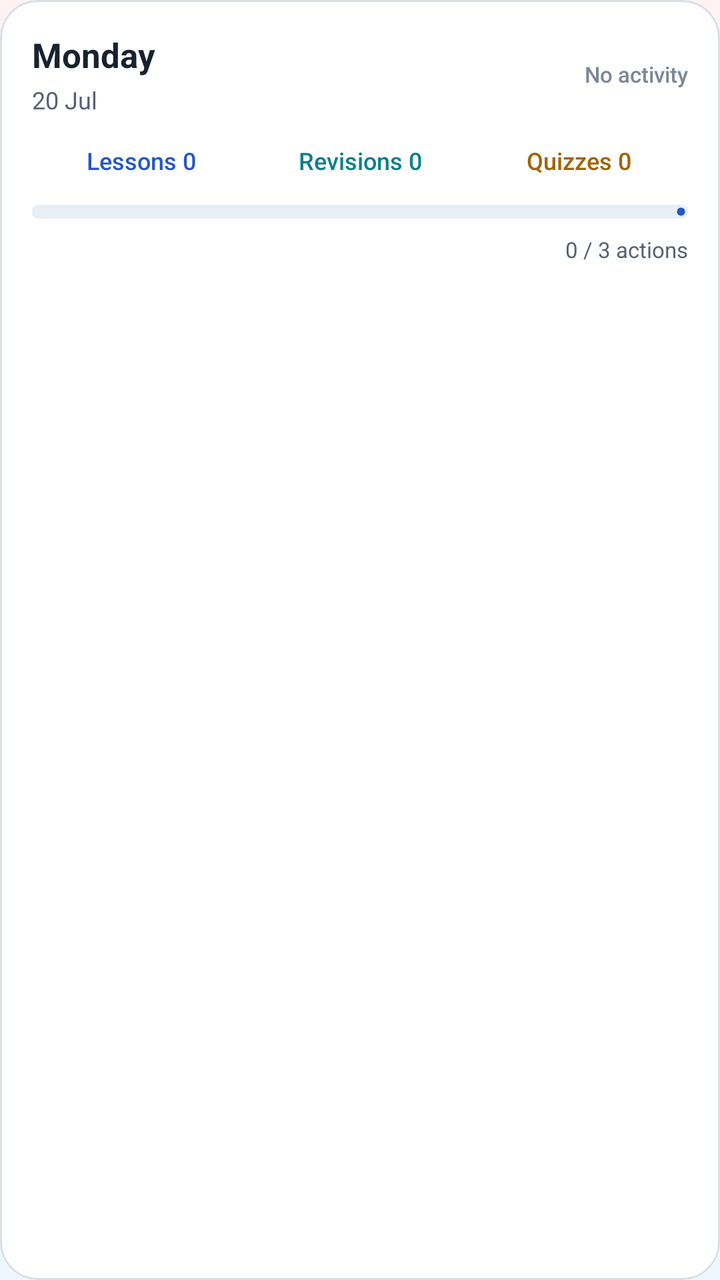
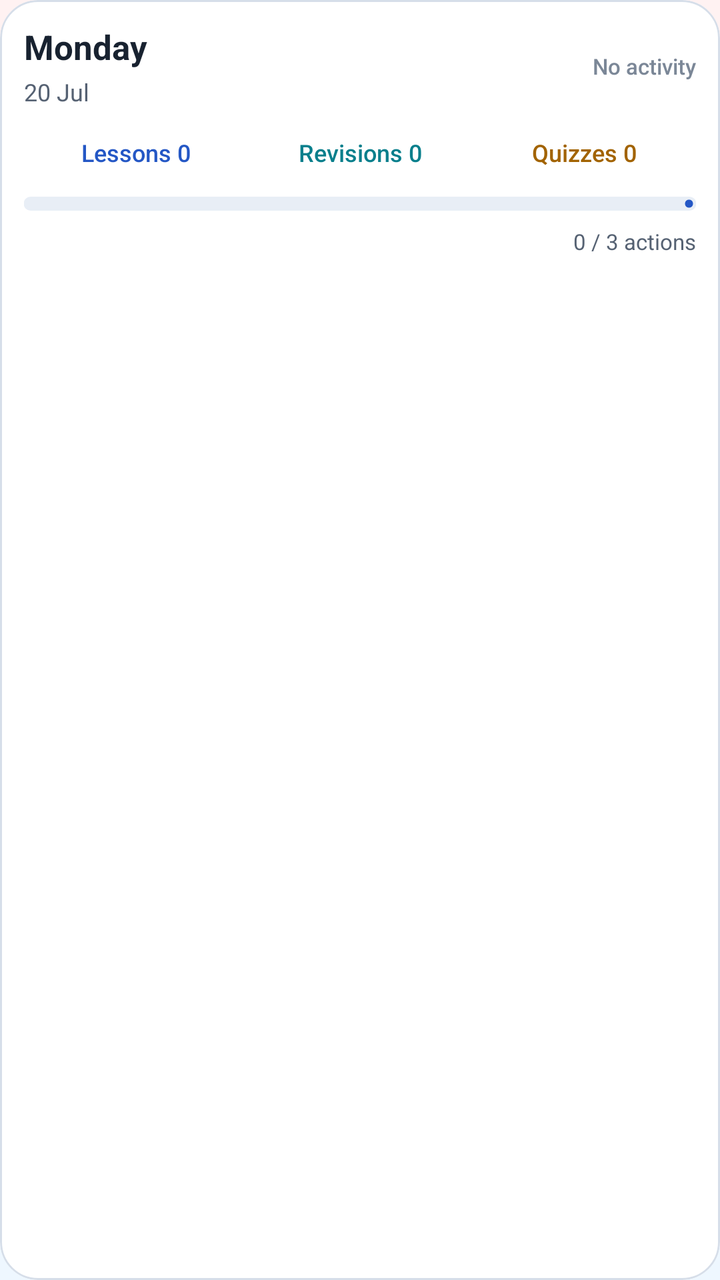

Screens rendered from an Android XML layout before and after an edit, with the pre-edit source and the edit as a unified diff.
<!-- AndroidManifest.xml: application theme Theme.StudySaathi -->
<!-- res/layout/item_study_day.xml -->
<?xml version="1.0" encoding="utf-8"?>
<com.google.android.material.card.MaterialCardView xmlns:android="http://schemas.android.com/apk/res/android"
    xmlns:app="http://schemas.android.com/apk/res-auto"
    android:id="@+id/cardStudyDay"
    android:layout_width="match_parent"
    android:layout_height="wrap_content"
    android:layout_marginBottom="12dp"
    app:cardBackgroundColor="@color/ss_surface"
    app:cardCornerRadius="19dp"
    app:cardElevation="0dp"
    app:strokeColor="@color/ss_outline"
    app:strokeWidth="1dp">

    <LinearLayout
        android:layout_width="match_parent"
        android:layout_height="wrap_content"
        android:orientation="vertical"
        android:padding="16dp">

        <LinearLayout
            android:layout_width="match_parent"
            android:layout_height="wrap_content"
            android:gravity="center_vertical"
            android:orientation="horizontal">

            <LinearLayout
                android:layout_width="0dp"
                android:layout_height="wrap_content"
                android:layout_weight="1"
                android:orientation="vertical">

                <TextView
                    android:id="@+id/textStudyDayName"
                    android:layout_width="match_parent"
                    android:layout_height="wrap_content"
                    android:fontFamily="sans-serif-rounded"
                    android:text="Monday"
                    android:textColor="@color/ss_text_primary"
                    android:textSize="17sp"
                    android:textStyle="bold" />

                <TextView
                    android:id="@+id/textStudyDayDate"
                    android:layout_width="match_parent"
                    android:layout_height="wrap_content"
                    android:layout_marginTop="3dp"
                    android:fontFamily="sans-serif"
                    android:text="20 Jul"
                    android:textColor="@color/ss_text_secondary"
                    android:textSize="12sp" />

            </LinearLayout>

            <TextView
                android:id="@+id/textStudyDayStatus"
                android:layout_width="wrap_content"
                android:layout_height="wrap_content"
                android:fontFamily="sans-serif-medium"
                android:gravity="end"
                android:text="@string/weekly_study_no_activity"
                android:textColor="@color/ss_text_muted"
                android:textSize="11sp" />

        </LinearLayout>

        <LinearLayout
            android:layout_width="match_parent"
            android:layout_height="wrap_content"
            android:layout_marginTop="14dp"
            android:orientation="horizontal">

            <TextView
                android:id="@+id/textStudyDayLessons"
                android:layout_width="0dp"
                android:layout_height="wrap_content"
                android:layout_weight="1"
                android:fontFamily="sans-serif-medium"
                android:gravity="center"
                android:text="Lessons 0"
                android:textColor="@color/ss_primary"
                android:textSize="12sp" />

            <TextView
                android:id="@+id/textStudyDayRevisions"
                android:layout_width="0dp"
                android:layout_height="wrap_content"
                android:layout_weight="1"
                android:fontFamily="sans-serif-medium"
                android:gravity="center"
                android:text="Revisions 0"
                android:textColor="@color/ss_secondary"
                android:textSize="12sp" />

            <TextView
                android:id="@+id/textStudyDayQuizzes"
                android:layout_width="0dp"
                android:layout_height="wrap_content"
                android:layout_weight="1"
                android:fontFamily="sans-serif-medium"
                android:gravity="center"
                android:text="Quizzes 0"
                android:textColor="@color/ss_warning"
                android:textSize="12sp" />

        </LinearLayout>

        <com.google.android.material.progressindicator.LinearProgressIndicator
            android:id="@+id/progressStudyDay"
            android:layout_width="match_parent"
            android:layout_height="7dp"
            android:layout_marginTop="14dp"
            app:indicatorColor="@color/ss_primary"
            app:trackColor="@color/ss_surface_muted"
            app:trackCornerRadius="4dp"
            app:trackThickness="7dp" />

        <TextView
            android:id="@+id/textStudyDayTotal"
            android:layout_width="match_parent"
            android:layout_height="wrap_content"
            android:layout_marginTop="8dp"
            android:fontFamily="sans-serif"
            android:gravity="end"
            android:text="0 / 3 actions"
            android:textColor="@color/ss_text_secondary"
            android:textSize="11sp" />

    </LinearLayout>

</com.google.android.material.card.MaterialCardView>
<!-- resources referenced by this layout -->
<resources>
  <color name="ss_outline">#D6DEE9</color>
  <color name="ss_primary">#2457C5</color>
  <color name="ss_secondary">#087F8C</color>
  <color name="ss_surface">#FFFFFF</color>
  <color name="ss_surface_muted">#E8EEF6</color>
  <color name="ss_text_muted">#7B8797</color>
  <color name="ss_text_primary">#182230</color>
  <color name="ss_text_secondary">#566273</color>
  <color name="ss_warning">#A26300</color>
  <string name="weekly_study_no_activity">
          No activity
      </string>
  <style name="Theme.StudySaathi" parent="Theme.Material3.DayNight.NoActionBar">
  
          
          <item name="colorPrimary">@color/ss_primary</item>
          <item name="colorOnPrimary">@color/ss_on_primary</item>
          <item name="colorPrimaryContainer">@color/ss_blue_soft</item>
          <item name="colorOnPrimaryContainer">@color/ss_primary_dark</item>
  
          <item name="colorSecondary">@color/ss_secondary</item>
          <item name="colorOnSecondary">@color/ss_on_secondary</item>
          <item name="colorSecondaryContainer">@color/ss_teal_soft</item>
          <item name="colorOnSecondaryContainer">@color/ss_secondary</item>
  
          <item name="colorTertiary">@color/ss_tertiary</item>
          <item name="colorOnTertiary">@color/ss_on_tertiary</item>
          <item name="colorTertiaryContainer">@color/ss_yellow_soft</item>
          <item name="colorOnTertiaryContainer">@color/ss_tertiary</item>
  
          
          <item name="android:colorBackground">@color/ss_background</item>
          <item name="colorSurface">@color/ss_surface</item>
          <item name="colorSurfaceVariant">@color/ss_surface_soft</item>
          <item name="colorOnSurface">@color/ss_text_primary</item>
          <item name="colorOnSurfaceVariant">@color/ss_text_secondary</item>
  
          
          <item name="colorOutline">@color/ss_outline</item>
          <item name="colorError">@color/ss_error</item>
          <item name="colorOnError">@color/white</item>
          <item name="colorErrorContainer">@color/ss_red_soft</item>
          <item name="colorOnErrorContainer">@color/ss_error</item>
  
          
          <item name="android:windowBackground">@drawable/bg_app_soft_mix</item>
          <item name="android:statusBarColor">@color/ss_background</item>
          <item name="android:navigationBarColor">@color/ss_background</item>
  
          <item name="android:windowLightStatusBar">true</item>
          <item name="android:windowLightNavigationBar">true</item>
          <item name="android:forceDarkAllowed">false</item>
  
          <item name="android:windowNoTitle">true</item>
          <item name="windowActionModeOverlay">true</item>
  
          
          <item name="android:colorAccent">@color/ss_primary</item>
          <item name="colorControlActivated">@color/ss_primary</item>
          <item name="colorControlNormal">@color/ss_text_secondary</item>
  
      </style>
  <color name="ss_on_primary">#FFFFFF</color>
  <color name="ss_blue_soft">#EAF2FF</color>
  <color name="ss_primary_dark">#173F99</color>
  <color name="ss_on_secondary">#FFFFFF</color>
  <color name="ss_teal_soft">#EAF8F8</color>
  <color name="ss_tertiary">#8A5A00</color>
  <color name="ss_on_tertiary">#FFFFFF</color>
  <color name="ss_yellow_soft">#FFF8E8</color>
  <color name="ss_background">#F7F9FC</color>
  <color name="ss_surface_soft">#F0F4FA</color>
  <color name="ss_error">#BA1A1A</color>
  <color name="white">#FFFFFFFF</color>
  <color name="ss_red_soft">#FFF0F0</color>
  <!-- drawable bg_app_soft_mix (drawable) -->
  <?xml version="1.0" encoding="utf-8"?>
  <shape xmlns:android="http://schemas.android.com/apk/res/android"
      android:shape="rectangle">
  
      <gradient
          android:angle="270"
          android:centerColor="#F2FBF3"
          android:endColor="#EEF7FF"
          android:startColor="#FFF2F2"
          android:type="linear" />
  
  </shape>
</resources>

<!-- the commit's change to res/layout/item_study_day.xml (unified diff, before → after) -->
@@ -15,7 +15,7 @@
         android:layout_width="match_parent"
         android:layout_height="wrap_content"
         android:orientation="vertical"
-        android:padding="16dp">
+        android:padding="12dp">
 
         <LinearLayout
             android:layout_width="match_parent"
